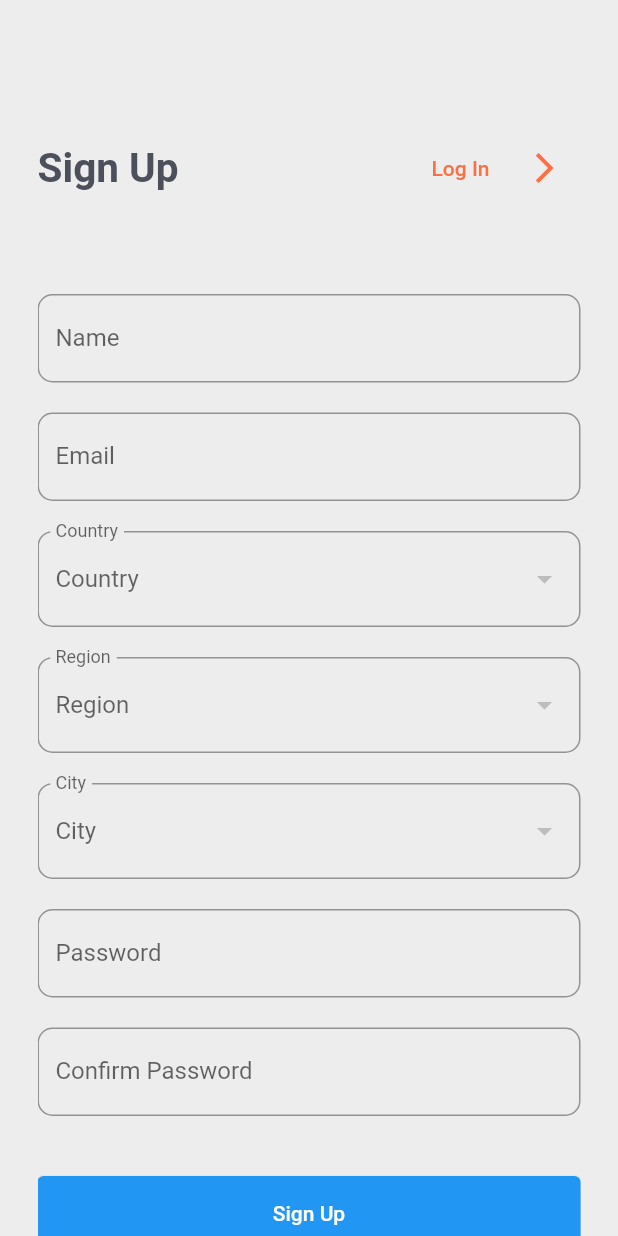
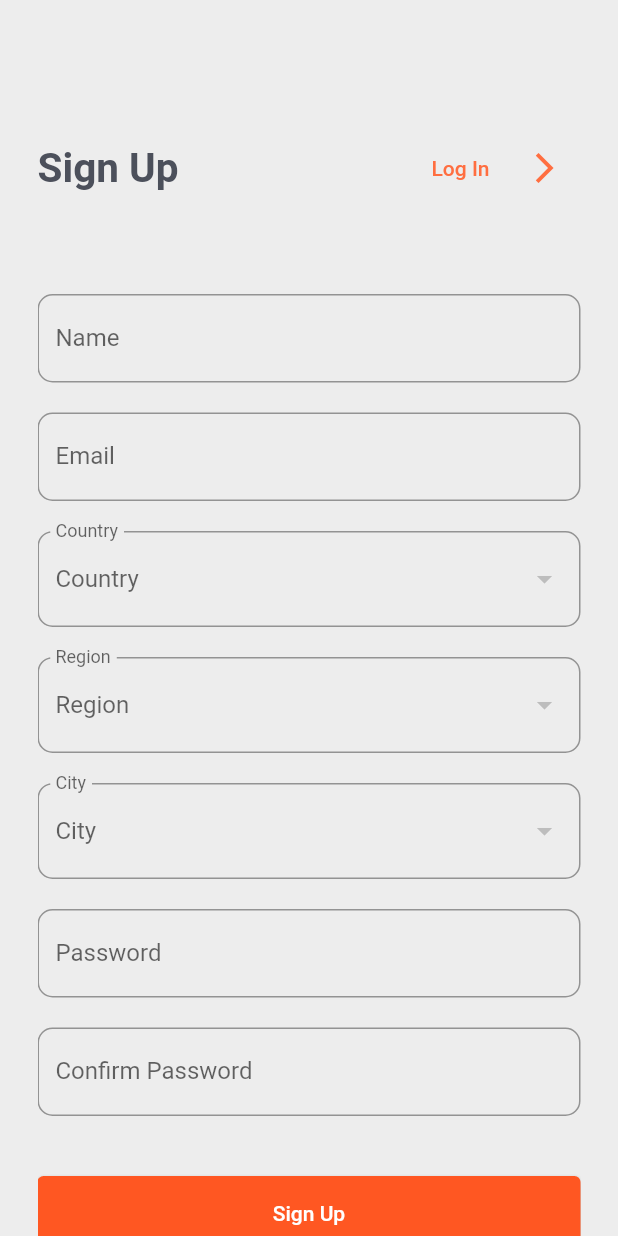
Before and after one commit to karanganwatuyisenge/Habita_tracker, a Flutter app: the screen it shows after launch, after a tap on the "arrow forward ios" icon, on a phone screen of 412 x 824 dp. Run offline on Flutter 3.47's test engine with Material 2 defaults, Android fonts, the phone set to English and light mode, and no system bars; our stand-ins replace cloud_firestore, dio, easy_localization, firebase_auth, firebase_core, flutter_local_notifications and 4 more; missing offline and left inert: android_alarm_manager_plus; accounts and stored records are empty; network calls fail.

Commit message:
dark mode

```diff
--- a/lib/provider/themeProvider.dart
+++ b/lib/provider/themeProvider.dart
@@ -9,10 +9,18 @@ class ThemeProvider with ChangeNotifier {
 
   ThemeData get themeData {
     if (_isDarkMode) {
-      return ThemeData.dark();
+      return ThemeData.dark().copyWith(
+        primaryColor: Colors.deepOrange,
+        colorScheme: ColorScheme.dark(
+          primary: Colors.deepOrange, // Set the primary color to deepOrange
+        ),
+      );
     } else {
       return ThemeData.light().copyWith(
-        primaryColor: Colors.deepOrange, // Set the primary color to deepOrange
+        primaryColor: Colors.deepOrange,
+        colorScheme: ColorScheme.light(
+          primary: Colors.deepOrange, // Set the primary color to deepOrange
+        ),
       );
     }
   }
@@ -30,6 +38,8 @@ class ThemeProvider with ChangeNotifier {
     notifyListeners();
   }
 }
+
+
 
 
 
--- a/lib/screen/Goal/createNewGoal.dart
+++ b/lib/screen/Goal/createNewGoal.dart
@@ -163,7 +163,6 @@ class _NewGoal extends State<NewGoal> {
                       return null;
                     },
                   ),
-
                   SizedBox(height: 20,),
                   if (showvalue) CircularProgressIndicator(),
                   ElevatedButton(
```
